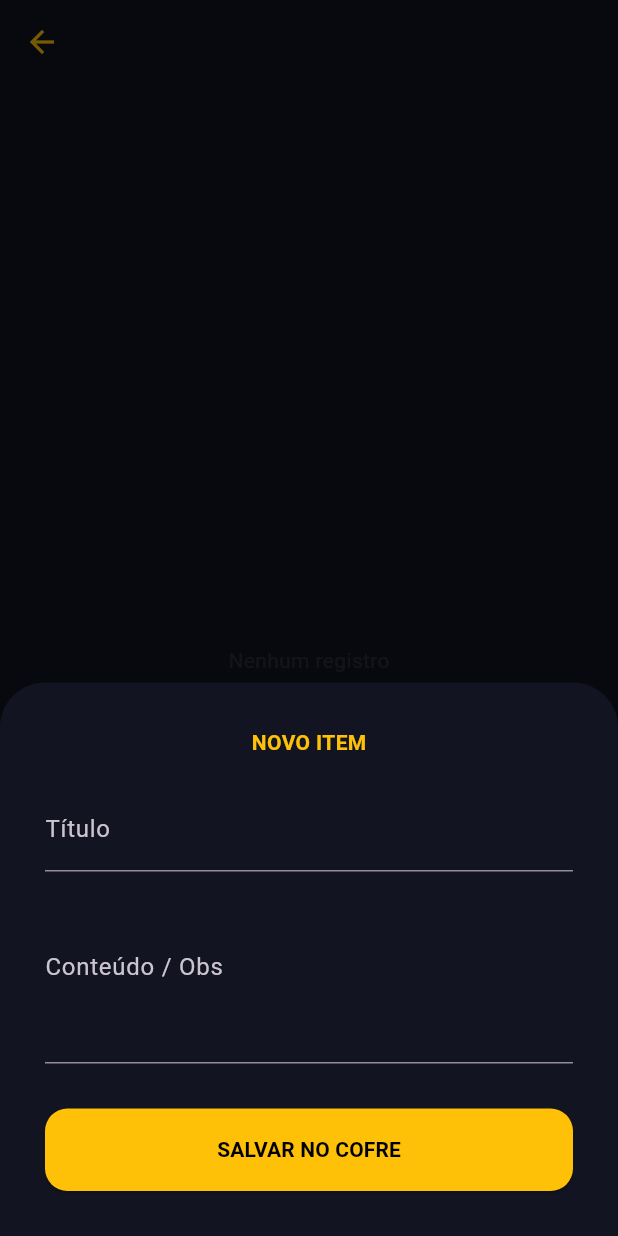
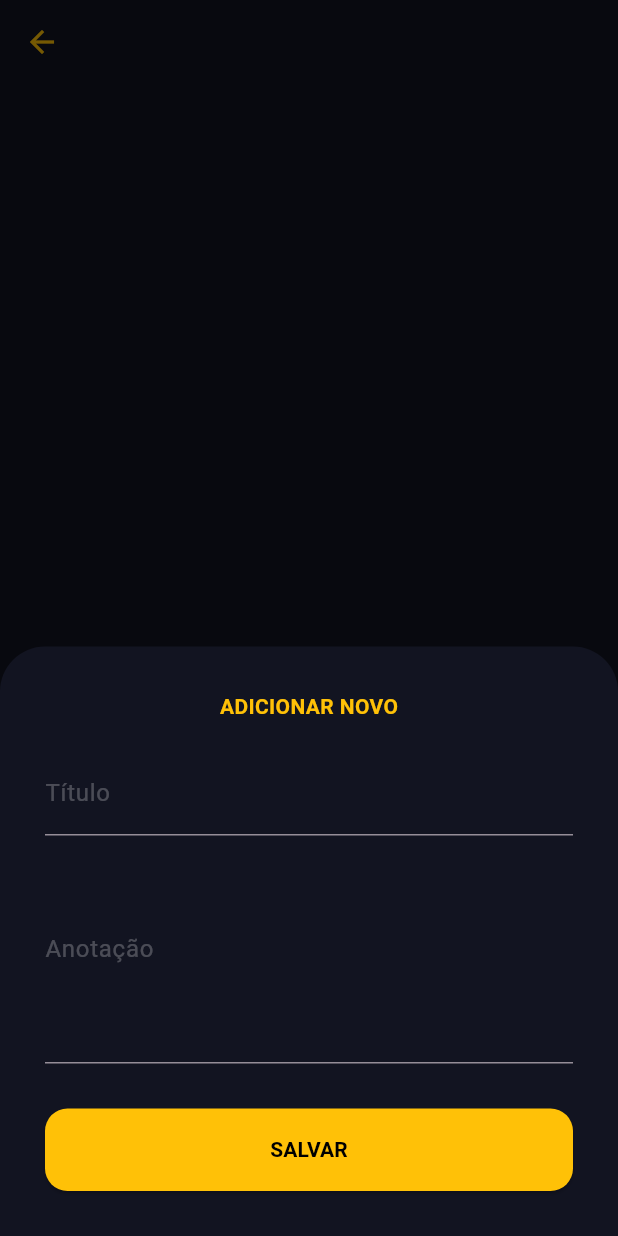
Before and after one commit to Jheex/StudyPilot, a Flutter app: the DetalheCofre screen opened directly with empty values, after a tap on the "add" icon, on a phone screen of 412 x 824 dp. Run offline on Flutter 3.47's test engine with Material 3 defaults, Android fonts, the phone set to English and light mode, and no system bars; our stand-ins replace image_picker, shared_preferences; accounts and stored records are empty.

Commit message:
Cofre bacana

```diff
--- a/studypilot/lib/cofre_screen.dart
+++ b/studypilot/lib/cofre_screen.dart
@@ -1,4 +1,6 @@
+import 'dart:io';
 import 'package:flutter/material.dart';
+import 'package:image_picker/image_picker.dart';
 
 // --- MODELOS DE DADOS ---
 abstract class RegistroCofre {
@@ -13,8 +15,9 @@
 }
 
 class Documento extends RegistroCofre {
+  final List<String> fotosPaths;
   final String obs;
-  Documento({required super.id, required super.titulo, required super.categoria, required this.obs});
+  Documento({required super.id, required super.titulo, required super.categoria, required this.obs, required this.fotosPaths});
 }
 
 class Nota extends RegistroCofre {
@@ -32,7 +35,6 @@
 
 class _CofreScreenState extends State<CofreScreen> {
   final TextEditingController _senhaController = TextEditingController();
-
   static String? _chaveMestra;
   bool _autenticado = false;
   static final List<RegistroCofre> _storage = [];
@@ -41,10 +43,7 @@
     final input = _senhaController.text;
     if (_chaveMestra == null) {
       if (input.length < 4) return;
-      setState(() {
-        _chaveMestra = input;
-        _autenticado = true;
-      });
+      setState(() { _chaveMestra = input; _autenticado = true; });
     } else {
       if (input == _chaveMestra) {
         setState(() => _autenticado = true);
@@ -60,7 +59,6 @@
   void _dialogAlterarSenha() {
     final atualCont = TextEditingController();
     final novaCont = TextEditingController();
-
     showDialog(
       context: context,
       builder: (ctx) => AlertDialog(
@@ -69,18 +67,10 @@
         content: Column(
           mainAxisSize: MainAxisSize.min,
           children: [
-            TextField(
-              controller: atualCont,
-              obscureText: true,
-              style: const TextStyle(color: Colors.white),
-              decoration: const InputDecoration(labelText: "Senha Atual", labelStyle: TextStyle(color: Colors.white24)),
-            ),
-            TextField(
-              controller: novaCont,
-              obscureText: true,
-              style: const TextStyle(color: Colors.white),
-              decoration: const InputDecoration(labelText: "Nova Senha", labelStyle: TextStyle(color: Colors.white24)),
-            ),
+            TextField(controller: atualCont, obscureText: true, style: const TextStyle(color: Colors.white),
+              decoration: const InputDecoration(labelText: "Senha Atual", labelStyle: TextStyle(color: Colors.white24))),
+            TextField(controller: novaCont, obscureText: true, style: const TextStyle(color: Colors.white),
+              decoration: const InputDecoration(labelText: "Nova Senha", labelStyle: TextStyle(color: Colors.white24))),
           ],
         ),
         actions: [
@@ -120,20 +110,15 @@
         children: [
           Icon(novo ? Icons.shield_outlined : Icons.lock_person_rounded, size: 80, color: Colors.amber),
           const SizedBox(height: 20),
-          Text(novo ? "CRIAR ACESSO" : "DIGITE A CHAVE", style: const TextStyle(fontWeight: FontWeight.bold, letterSpacing: 2)),
+          Text(novo ? "CRIAR ACESSO" : "DIGITE A CHAVE", style: const TextStyle(fontWeight: FontWeight.bold, letterSpacing: 2, color: Colors.white)),
           const SizedBox(height: 30),
           TextField(
-            controller: _senhaController,
-            obscureText: true,
-            keyboardType: TextInputType.number,
-            textAlign: TextAlign.center,
-            style: const TextStyle(fontSize: 24, color: Colors.amber, letterSpacing: 10),
+            controller: _senhaController, obscureText: true, keyboardType: TextInputType.number,
+            textAlign: TextAlign.center, style: const TextStyle(fontSize: 24, color: Colors.amber, letterSpacing: 10),
             decoration: InputDecoration(
-              filled: true,
-              fillColor: Colors.white.withValues(alpha: 0.05),
+              filled: true, fillColor: Colors.white.withValues(alpha: 0.05),
               border: OutlineInputBorder(borderRadius: BorderRadius.circular(15), borderSide: BorderSide.none),
-              hintText: "••••",
-              hintStyle: const TextStyle(color: Colors.white10)
+              hintText: "••••", hintStyle: const TextStyle(color: Colors.white10)
             ),
             onSubmitted: (_) => _validarAcesso(),
           ),
@@ -157,13 +142,10 @@
           child: Row(
             mainAxisAlignment: MainAxisAlignment.spaceBetween,
             children: [
-              const Column(
-                crossAxisAlignment: CrossAxisAlignment.start,
-                children: [
-                  Text("SAFE BOX", style: TextStyle(fontSize: 22, fontWeight: FontWeight.w900)),
+              const Column(crossAxisAlignment: CrossAxisAlignment.start, children: [
+                  Text("SAFE BOX", style: TextStyle(fontSize: 22, fontWeight: FontWeight.w900, color: Colors.white)),
                   Text("MODO RESTRITO", style: TextStyle(color: Colors.amber, fontSize: 10, fontWeight: FontWeight.bold)),
-                ],
-              ),
+              ]),
               PopupMenuButton<int>(
                 icon: const Icon(Icons.more_vert, color: Colors.white24),
                 color: const Color(0xFF1C1F33),
@@ -200,22 +182,15 @@
       child: Container(
         margin: const EdgeInsets.only(bottom: 15),
         padding: const EdgeInsets.all(24),
-        decoration: BoxDecoration(
-          color: const Color(0xFF1C1F33),
-          borderRadius: BorderRadius.circular(20),
-          border: Border.all(color: Colors.white.withValues(alpha: 0.03))
-        ),
+        decoration: BoxDecoration(color: const Color(0xFF1C1F33), borderRadius: BorderRadius.circular(20), border: Border.all(color: Colors.white.withValues(alpha: 0.03))),
         child: Row(
           children: [
             Icon(i, color: Colors.amber, size: 28),
             const SizedBox(width: 20),
-            Expanded(child: Text(t, style: const TextStyle(fontWeight: FontWeight.bold, letterSpacing: 1))),
+            Expanded(child: Text(t, style: const TextStyle(fontWeight: FontWeight.bold, letterSpacing: 1, color: Colors.white))),
             Container(
               padding: const EdgeInsets.symmetric(horizontal: 10, vertical: 4),
-              decoration: BoxDecoration(
-                color: Colors.white.withValues(alpha: 0.05),
-                borderRadius: BorderRadius.circular(8)
-              ),
+              decoration: BoxDecoration(color: Colors.white.withValues(alpha: 0.05), borderRadius: BorderRadius.circular(8)),
               child: Text("$q", style: const TextStyle(color: Colors.amber, fontWeight: FontWeight.bold, fontSize: 12)),
             ),
           ],
@@ -225,7 +200,7 @@
   }
 }
 
-// --- TELA DE DETALHES COM EDIÇÃO E EXCLUSÃO ---
+// --- TELA DE DETALHES ---
 class DetalheCofre extends StatefulWidget {
   final String titulo;
   final List<RegistroCofre> storage;
@@ -240,7 +215,17 @@
   final _t1 = TextEditingController(), _t2 = TextEditingController(),
         _t3 = TextEditingController(), _t4 = TextEditingController(), _t5 = TextEditingController();
 
-  void _limpar() { _t1.clear(); _t2.clear(); _t3.clear(); _t4.clear(); _t5.clear(); }
+  List<String> _fotosTemporarias = [];
+  final ImagePicker _picker = ImagePicker();
+
+  void _limpar() { _t1.clear(); _t2.clear(); _t3.clear(); _t4.clear(); _t5.clear(); _fotosTemporarias = []; }
+
+  Future<void> _pegarImagem(ImageSource source, StateSetter setModalState) async {
+    final XFile? image = await _picker.pickImage(source: source, imageQuality: 80);
+    if (image != null) {
+      setModalState(() { _fotosTemporarias.add(image.path); });
+    }
+  }
 
   void _salvar({String? editId}) {
     if(_t1.text.isEmpty) return;
@@ -251,7 +236,7 @@
       if (widget.titulo == "SENHAS") {
         widget.storage.add(Credencial(id: id, titulo: _t1.text, categoria: widget.titulo, email: _t2.text, senha: _t3.text, telefone: _t4.text, recuperacao: _t5.text));
       } else if (widget.titulo == "DOCUMENTOS") {
-        widget.storage.add(Documento(id: id, titulo: _t1.text, categoria: widget.titulo, obs: _t2.text));
+        widget.storage.add(Documento(id: id, titulo: _t1.text, categoria: widget.titulo, obs: _t2.text, fotosPaths: List.from(_fotosTemporarias)));
       } else {
         widget.storage.add(Nota(id: id, titulo: _t1.text, categoria: widget.titulo, conteudo: _t2.text));
       }
@@ -261,31 +246,12 @@
     _limpar();
   }
 
-  void _confirmarExcluir(RegistroCofre r) {
-    showDialog(
-      context: context,
-      builder: (ctx) => AlertDialog(
-        backgroundColor: const Color(0xFF1C1F33),
-        title: const Text("Excluir?", style: TextStyle(color: Colors.redAccent)),
-        content: Text("Apagar '${r.titulo}'?"),
-        actions: [
-          TextButton(onPressed: () => Navigator.pop(ctx), child: const Text("NÃO")),
-          TextButton(onPressed: () {
-            setState(() => widget.storage.remove(r));
-            widget.onRefresh();
-            Navigator.pop(ctx);
-          }, child: const Text("SIM", style: TextStyle(color: Colors.redAccent))),
-        ],
-      ),
-    );
-  }
-
   @override
   Widget build(BuildContext context) {
     final list = widget.storage.where((i) => i.categoria == widget.titulo).toList();
     return Scaffold(
       backgroundColor: const Color(0xFF121421),
-      appBar: AppBar(title: Text(widget.titulo), backgroundColor: Colors.transparent, foregroundColor: Colors.amber),
+      appBar: AppBar(title: Text(widget.titulo), backgroundColor: Colors.transparent, foregroundColor: Colors.amber, elevation: 0),
       body: list.isEmpty ? const Center(child: Text("Nenhum registro", style: TextStyle(color: Colors.white10))) :
       ListView.builder(
         padding: const EdgeInsets.all(20),
@@ -294,8 +260,8 @@
           margin: const EdgeInsets.only(bottom: 12),
           decoration: BoxDecoration(color: const Color(0xFF1C1F33), borderRadius: BorderRadius.circular(15)),
           child: ListTile(
-            title: Text(list[i].titulo, style: const TextStyle(fontWeight: FontWeight.bold, fontSize: 14)),
-            subtitle: const Text("••••••••", style: TextStyle(color: Colors.amber, fontSize: 10)),
+            title: Text(list[i].titulo, style: const TextStyle(fontWeight: FontWeight.bold, fontSize: 14, color: Colors.white)),
+            subtitle: Text(list[i] is Documento ? "${(list[i] as Documento).fotosPaths.length} anexos" : "Toque para ver", style: const TextStyle(color: Colors.amber, fontSize: 10)),
             trailing: Row(
               mainAxisSize: MainAxisSize.min,
               children: [
@@ -315,23 +281,38 @@
     showDialog(context: context, builder: (ctx) => AlertDialog(
       backgroundColor: const Color(0xFF1C1F33),
       shape: RoundedRectangleBorder(borderRadius: BorderRadius.circular(20)),
-      title: Text(r.titulo, style: const TextStyle(color: Colors.amber, fontSize: 16)),
+      title: Text(r.titulo, style: const TextStyle(color: Colors.amber, fontSize: 18, fontWeight: FontWeight.bold)),
       content: SingleChildScrollView(
         child: Column(
           mainAxisSize: MainAxisSize.min,
           crossAxisAlignment: CrossAxisAlignment.start,
           children: [
+            if (r is Documento && r.fotosPaths.isNotEmpty) ...[
+              SizedBox(
+                height: 250, width: double.maxFinite,
+                child: PageView.builder(
+                  itemCount: r.fotosPaths.length,
+                  itemBuilder: (context, index) => Padding(
+                    padding: const EdgeInsets.all(4.0),
+                    child: ClipRRect(borderRadius: BorderRadius.circular(10), child: Image.file(File(r.fotosPaths[index]), fit: BoxFit.contain)),
+                  ),
+                ),
+              ),
+              const Center(child: Text("Arraste para o lado", style: TextStyle(fontSize: 10, color: Colors.white24))),
+              const SizedBox(height: 15),
+            ],
             if (r is Credencial) ...[ _row("Usuário", r.email), _row("Senha", r.senha), _row("Telefone", r.telefone), _row("Recuperação", r.recuperacao) ]
-            else if (r is Documento) ...[ _row("Obs", r.obs) ]
+            else if (r is Documento) ...[ _row("Observações", r.obs) ]
             else if (r is Nota) ...[ _row("Conteúdo", r.conteudo) ]
           ],
         ),
       ),
+      actions: [TextButton(onPressed: () => Navigator.pop(ctx), child: const Text("FECHAR", style: TextStyle(color: Colors.amber)))],
     ));
   }
 
   Widget _row(String l, String v) => Padding(padding: const EdgeInsets.symmetric(vertical: 8), child: Column(crossAxisAlignment: CrossAxisAlignment.start, children: [
-    Text(l.toUpperCase(), style: const TextStyle(color: Colors.white24, fontSize: 9)),
+    Text(l.toUpperCase(), style: const TextStyle(color: Colors.white24, fontSize: 9, fontWeight: FontWeight.bold)),
     const SizedBox(height: 4),
     SelectableText(v, style: const TextStyle(color: Colors.white, fontSize: 15)),
   ]));
@@ -340,37 +321,64 @@
     if (r != null) {
       _t1.text = r.titulo;
       if (r is Credencial) { _t2.text = r.email; _t3.text = r.senha; _t4.text = r.telefone; _t5.text = r.recuperacao; }
-      else if (r is Documento) { _t2.text = r.obs; }
+      else if (r is Documento) { _t2.text = r.obs; _fotosTemporarias = List.from(r.fotosPaths); }
       else if (r is Nota) { _t2.text = r.conteudo; }
     } else { _limpar(); }
 
     showModalBottomSheet(
-      context: context,
-      isScrollControlled: true,
-      backgroundColor: const Color(0xFF121421),
+      context: context, isScrollControlled: true, backgroundColor: const Color(0xFF121421),
       shape: const RoundedRectangleBorder(borderRadius: BorderRadius.vertical(top: Radius.circular(30))),
-      builder: (ctx) => Padding(
+      builder: (ctx) => StatefulBuilder(builder: (ctx, setModalState) => Padding(
       padding: EdgeInsets.only(bottom: MediaQuery.of(ctx).viewInsets.bottom, left: 30, right: 30, top: 30),
+      child: SingleChildScrollView(
         child: Column(mainAxisSize: MainAxisSize.min, children: [
-        Text(r == null ? "NOVO ITEM" : "EDITAR ITEM", style: const TextStyle(color: Colors.amber, fontWeight: FontWeight.bold)),
+          Text(r == null ? "ADICIONAR NOVO" : "EDITAR REGISTRO", style: const TextStyle(color: Colors.amber, fontWeight: FontWeight.bold)),
           const SizedBox(height: 20),
-        TextField(controller: _t1, decoration: const InputDecoration(labelText: "Título")),
+          TextField(controller: _t1, style: const TextStyle(color: Colors.white), decoration: const InputDecoration(labelText: "Título", labelStyle: TextStyle(color: Colors.white24))),
           if(widget.titulo == "SENHAS") ...[
-          TextField(controller: _t2, decoration: const InputDecoration(labelText: "E-mail / Usuário")),
-          TextField(controller: _t3, decoration: const InputDecoration(labelText: "Senha"), obscureText: true),
-          TextField(controller: _t4, decoration: const InputDecoration(labelText: "Telefone")),
-          TextField(controller: _t5, decoration: const InputDecoration(labelText: "Recuperação")),
+            TextField(controller: _t2, style: const TextStyle(color: Colors.white), decoration: const InputDecoration(labelText: "Usuário/E-mail", labelStyle: TextStyle(color: Colors.white24))),
+            TextField(controller: _t3, style: const TextStyle(color: Colors.white), decoration: const InputDecoration(labelText: "Senha", labelStyle: TextStyle(color: Colors.white24))),
+            TextField(controller: _t4, style: const TextStyle(color: Colors.white), decoration: const InputDecoration(labelText: "Telefone", labelStyle: TextStyle(color: Colors.white24))),
+            TextField(controller: _t5, style: const TextStyle(color: Colors.white), decoration: const InputDecoration(labelText: "Cód. Recuperação", labelStyle: TextStyle(color: Colors.white24))),
+          ] else if (widget.titulo == "DOCUMENTOS") ...[
+            const SizedBox(height: 15),
+            Row(children: [
+              Expanded(child: ElevatedButton.icon(onPressed: () => _pegarImagem(ImageSource.camera, setModalState), icon: const Icon(Icons.camera_alt, color: Colors.black), label: const Text("CÂMERA", style: TextStyle(color: Colors.black)), style: ElevatedButton.styleFrom(backgroundColor: Colors.white))),
+              const SizedBox(width: 10),
+              Expanded(child: ElevatedButton.icon(onPressed: () => _pegarImagem(ImageSource.gallery, setModalState), icon: const Icon(Icons.image, color: Colors.black), label: const Text("GALERIA", style: TextStyle(color: Colors.black)), style: ElevatedButton.styleFrom(backgroundColor: Colors.white))),
+            ]),
+            if (_fotosTemporarias.isNotEmpty) Container(
+              height: 100, margin: const EdgeInsets.symmetric(vertical: 15),
+              child: ListView.builder(scrollDirection: Axis.horizontal, itemCount: _fotosTemporarias.length, itemBuilder: (context, idx) => Stack(children: [
+                Container(width: 90, margin: const EdgeInsets.only(right: 10), decoration: BoxDecoration(borderRadius: BorderRadius.circular(10), border: Border.all(color: Colors.white10), image: DecorationImage(image: FileImage(File(_fotosTemporarias[idx])), fit: BoxFit.cover))),
+                Positioned(right: 0, top: 0, child: GestureDetector(onTap: () => setModalState(() => _fotosTemporarias.removeAt(idx)), child: Container(decoration: const BoxDecoration(color: Colors.black54, shape: BoxShape.circle), child: const Icon(Icons.close, color: Colors.red, size: 20)))),
+              ])),
+            ),
+            TextField(controller: _t2, style: const TextStyle(color: Colors.white), decoration: const InputDecoration(labelText: "Observações", labelStyle: TextStyle(color: Colors.white24)), maxLines: 2),
           ] else ...[
-          TextField(controller: _t2, decoration: const InputDecoration(labelText: "Conteúdo / Obs"), maxLines: 4),
+            TextField(controller: _t2, style: const TextStyle(color: Colors.white), decoration: const InputDecoration(labelText: "Anotação", labelStyle: TextStyle(color: Colors.white24)), maxLines: 5),
           ],
           const SizedBox(height: 30),
           ElevatedButton(
             onPressed: () => _salvar(editId: r?.id),
             style: ElevatedButton.styleFrom(backgroundColor: Colors.amber, minimumSize: const Size(double.infinity, 55), shape: RoundedRectangleBorder(borderRadius: BorderRadius.circular(15))),
-          child: Text(r == null ? "SALVAR NO COFRE" : "ATUALIZAR DADOS", style: const TextStyle(color: Colors.black, fontWeight: FontWeight.bold))
+            child: Text(r == null ? "SALVAR" : "ATUALIZAR", style: const TextStyle(color: Colors.black, fontWeight: FontWeight.bold))
           ),
           const SizedBox(height: 30),
         ]),
+      ),
+    )));
+  }
+
+  void _confirmarExcluir(RegistroCofre r) {
+    showDialog(context: context, builder: (ctx) => AlertDialog(
+      backgroundColor: const Color(0xFF1C1F33),
+      title: const Text("Excluir item?", style: TextStyle(color: Colors.white)),
+      content: Text("Tem certeza que deseja apagar '${r.titulo}'?", style: const TextStyle(color: Colors.white70)),
+      actions: [
+        TextButton(onPressed: () => Navigator.pop(ctx), child: const Text("NÃO", style: TextStyle(color: Colors.white24))),
+        TextButton(onPressed: () { setState(() => widget.storage.remove(r)); widget.onRefresh(); Navigator.pop(ctx); }, child: const Text("SIM", style: TextStyle(color: Colors.redAccent))),
+      ],
     ));
   }
 }
--- a/studypilot/pubspec.yaml
+++ b/studypilot/pubspec.yaml
@@ -39,6 +39,7 @@
   excel: ^4.0.6
   path_provider: ^2.1.5
   shared_preferences: ^2.5.4
+  image_picker: ^1.1.2
 
 dev_dependencies:
   flutter_test:
```
Also changed, not shown: studypilot/pubspec.lock, 5 other files. Lines whose indentation alone changed are shown as unchanged.
